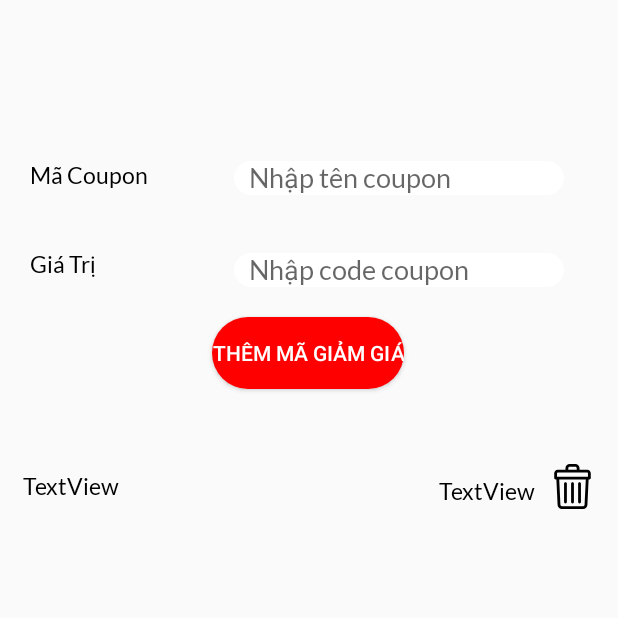
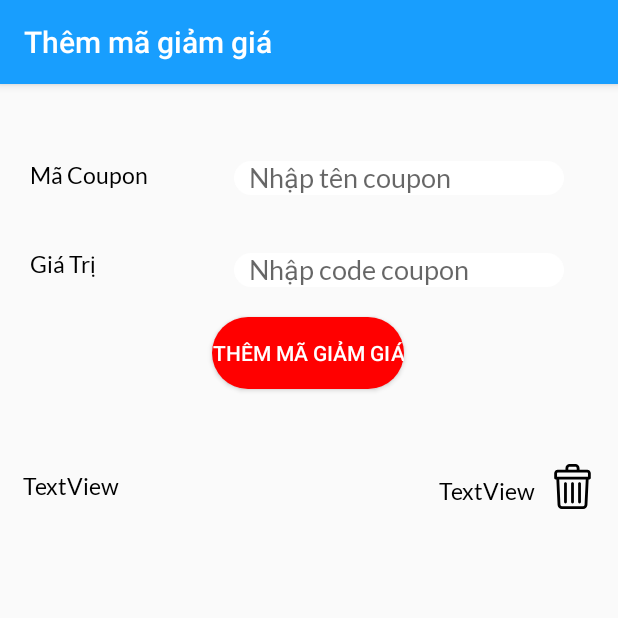
Before and after one commit to phanminhhoang2110/Android-Final-Project, an Android app: the screen it shows after launch (CouponActivity), on a phone screen of 412 x 824 dp, the top half of it. Run offline under Robolectric (Android 15) with nearby library versions, the phone set to English and light mode, and no system bars.

Commit message:
Add coupon action

```diff
--- a/app/src/main/res/layout/activity_coupon.xml
+++ b/app/src/main/res/layout/activity_coupon.xml
@@ -6,8 +6,9 @@
   android:layout_height="match_parent"
   tools:context=".activity.CouponActivity">
 
-  <FrameLayout
-    android:id="@+id/frameLayoutCoupon"
+  <include
+    android:id="@+id/toolbar"
+    layout="@layout/toolbar"
     android:layout_width="match_parent"
     android:layout_height="wrap_content"
     app:layout_constraintBottom_toBottomOf="parent"
@@ -15,9 +16,7 @@
     app:layout_constraintHorizontal_bias="0.0"
     app:layout_constraintStart_toStartOf="parent"
     app:layout_constraintTop_toTopOf="parent"
-    app:layout_constraintVertical_bias="0.0">
-
-  </FrameLayout>
+    app:layout_constraintVertical_bias="0.0" />
 
   <fragment
     android:id="@+id/fragment2"
@@ -28,7 +27,7 @@
     app:layout_constraintEnd_toEndOf="parent"
     app:layout_constraintHorizontal_bias="0.0"
     app:layout_constraintStart_toStartOf="parent"
-    app:layout_constraintTop_toTopOf="@id/frameLayoutCoupon"
+    app:layout_constraintTop_toTopOf="@id/toolbar"
     app:layout_constraintVertical_bias="0.110000014" />
 
   <fragment
--- a/app/src/main/res/layout/fragment_add_coupon.xml
+++ b/app/src/main/res/layout/fragment_add_coupon.xml
@@ -41,7 +41,7 @@
     app:layout_constraintVertical_bias="0.013" />
 
   <EditText
-    android:id="@+id/editTextTextPersonName"
+    android:id="@+id/codeCoupon"
     android:layout_width="wrap_content"
     android:layout_height="wrap_content"
     android:layout_marginStart="10dp"
@@ -61,22 +61,22 @@
     app:layout_constraintVertical_bias="0.0" />
 
   <EditText
-    android:id="@+id/editTextTextPersonName2"
+    android:id="@+id/valueCoupon"
     android:layout_width="wrap_content"
     android:layout_height="wrap_content"
     android:background="@drawable/radius_input"
     android:ems="10"
     android:fontFamily="@font/lato"
     android:hint="Nhập code coupon"
-    android:inputType="textPersonName"
+    android:inputType="number"
     android:paddingLeft="10dp"
     android:textColor="#000000"
     android:textSize="18dp"
     app:layout_constraintBottom_toBottomOf="parent"
     app:layout_constraintEnd_toEndOf="parent"
     app:layout_constraintHorizontal_bias="0.0"
-    app:layout_constraintStart_toStartOf="@+id/editTextTextPersonName"
-    app:layout_constraintTop_toBottomOf="@+id/editTextTextPersonName"
+    app:layout_constraintStart_toStartOf="@+id/codeCoupon"
+    app:layout_constraintTop_toBottomOf="@+id/codeCoupon"
     app:layout_constraintVertical_bias="0.307" />
 
   <Button
@@ -88,10 +88,11 @@
     android:background="@drawable/red_radius_button"
     android:text="Thêm mã giảm giá"
     android:textColor="#FFFFFF"
+    android:textSize="14sp"
     app:layout_constraintBottom_toBottomOf="parent"
     app:layout_constraintEnd_toEndOf="parent"
     app:layout_constraintHorizontal_bias="0.498"
     app:layout_constraintStart_toStartOf="parent"
-    app:layout_constraintTop_toBottomOf="@+id/editTextTextPersonName2"
+    app:layout_constraintTop_toBottomOf="@+id/valueCoupon"
     app:layout_constraintVertical_bias="0.0" />
 </androidx.constraintlayout.widget.ConstraintLayout>
```
Also changed, not shown: app/src/main/java/com/example/h3t_project/DAO/CouponDAO.java (added, +25 -0 lines), app/src/main/java/com/example/h3t_project/activity/CouponActivity.java (+80 -0 lines), app/src/main/java/com/example/h3t_project/model/CouponItem.java (+4 -4 lines).
